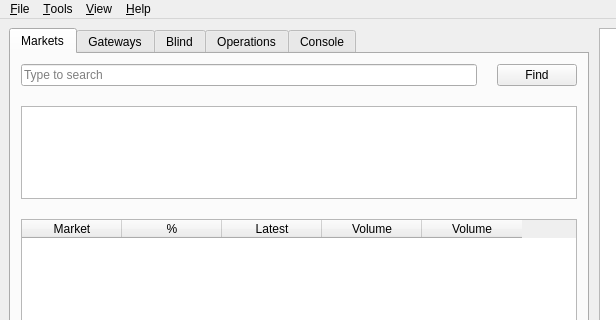
Above: bitsharesqt/mainwindow.ui from jhtitor/citadel before the change; both pictures show x 0 to 616 and y 0 to 320 of the 728 by 759 pixel window. Below: the same form after it.
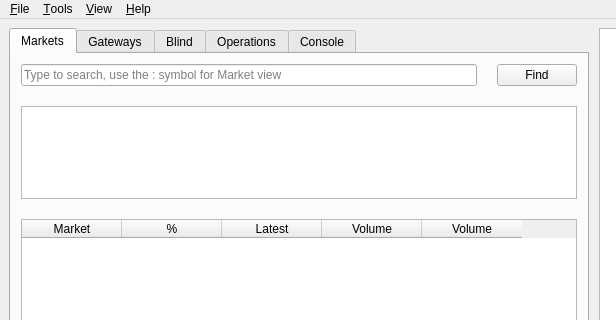
That is the form after the change. The open tabs and pages were chosen to show the change. Icons and pictures are not drawn. Custom widgets are drawn as their Qt base class.

Commit message:
Allow BlockTrades (and children) interfaces to bypass SSL certificate checks.
This is required by some half-broken gateways.

The edit to the form file:
```diff
--- a/bitsharesqt/mainwindow.ui
+++ b/bitsharesqt/mainwindow.ui
@@ -135,7 +135,7 @@
              </size>
             </property>
             <property name="placeholderText">
-             <string>Type to search</string>
+             <string>Type to search, use the : symbol for Market view</string>
             </property>
            </widget>
           </item>
```
The commit also changes 3 other files.
